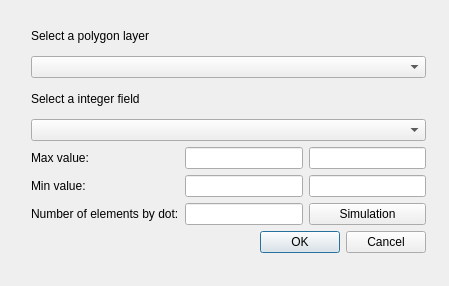
Before: the Qt Designer form qgis2/DotMap/dot_map_dialog_base.ui in josemamira/DotMap, drawn with Qt 5.
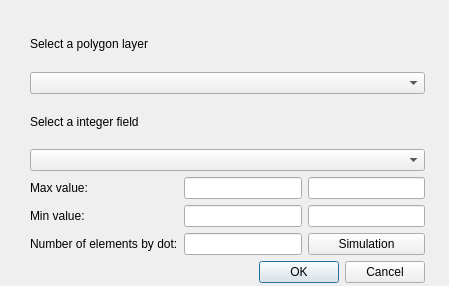
After: the same form once the commit is applied.

The edit to the form file:
```diff
--- a/qgis2/DotMap/dot_map_dialog_base.ui
+++ b/qgis2/DotMap/dot_map_dialog_base.ui
@@ -13,17 +13,17 @@
   <property name="windowTitle">
    <string>Dot Density</string>
   </property>
-  <widget class="QWidget" name="">
+  <widget class="QWidget" name="layoutWidget">
    <property name="geometry">
     <rect>
-     <x>31</x>
-     <y>21</y>
+     <x>30</x>
+     <y>22</y>
      <width>395</width>
-     <height>232</height>
+     <height>261</height>
     </rect>
    </property>
    <layout class="QGridLayout" name="gridLayout">
-    <item row="0" column="0" colspan="3">
+    <item row="0" column="0">
      <widget class="QLabel" name="label">
       <property name="text">
        <string>Select a polygon layer</string>
@@ -33,7 +33,7 @@
     <item row="1" column="0" colspan="3">
      <widget class="QComboBox" name="layerComboBox"/>
     </item>
-    <item row="2" column="0" colspan="3">
+    <item row="2" column="0">
      <widget class="QLabel" name="label_2">
       <property name="text">
        <string>Select a integer field</string>
```
